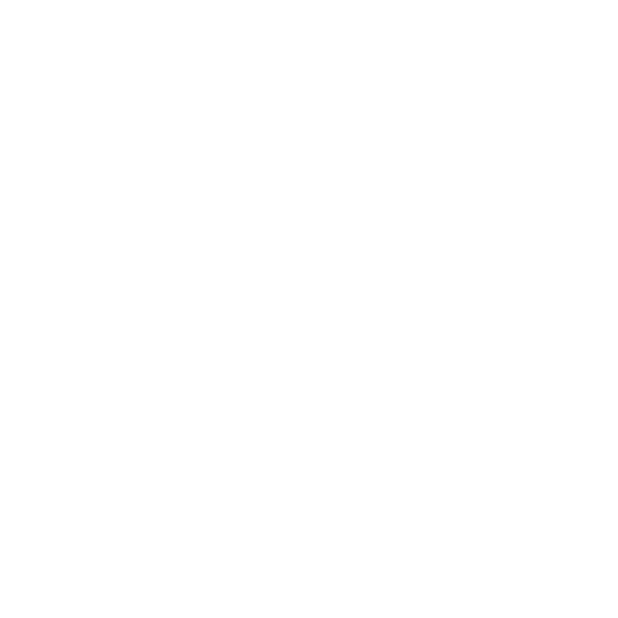
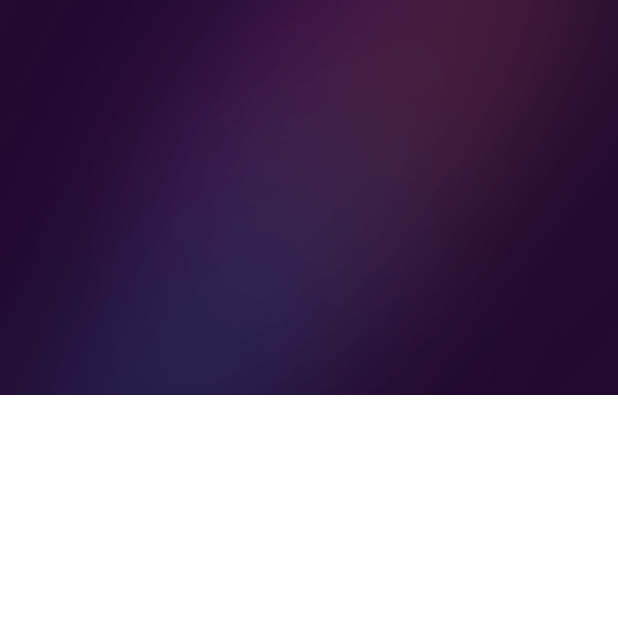
Before and after one commit to maykon3/my-bank, an Android app built with Jetpack Compose: the screen it shows after launch (MainActivity), on a phone screen of 412 x 824 dp, the top half of it. Before the commit the part shown is empty. Run offline under Robolectric (Android 15) with nearby library versions, the phone set to English and light mode, and no system bars.

Commit message:
style: backgroud cartoes

```diff
--- a/app/src/main/java/com/example/mybank/MainActivity.kt
+++ b/app/src/main/java/com/example/mybank/MainActivity.kt
@@ -1,19 +1,30 @@
 package com.example.mybank
 
 import android.os.Bundle
+import android.text.Layout
 import androidx.activity.ComponentActivity
 import androidx.activity.compose.setContent
 import androidx.activity.enableEdgeToEdge
 import androidx.compose.foundation.background
+import androidx.compose.foundation.layout.Arrangement
+import androidx.compose.foundation.layout.Box
 import androidx.compose.foundation.layout.Column
 import androidx.compose.foundation.layout.fillMaxSize
+import androidx.compose.foundation.layout.fillMaxWidth
 import androidx.compose.foundation.layout.padding
+import androidx.compose.foundation.layout.size
+import androidx.compose.foundation.layout.width
 import androidx.compose.material3.Scaffold
 import androidx.compose.material3.Text
 import androidx.compose.runtime.Composable
+import androidx.compose.ui.Alignment
 import androidx.compose.ui.Modifier
+import androidx.compose.ui.draw.paint
 import androidx.compose.ui.graphics.Color
+import androidx.compose.ui.layout.ContentScale
+import androidx.compose.ui.res.painterResource
 import androidx.compose.ui.tooling.preview.Preview
+import androidx.compose.ui.unit.dp
 import com.example.mybank.ui.theme.MyBankTheme
 
 class MainActivity : ComponentActivity() {
@@ -22,19 +33,32 @@ class MainActivity : ComponentActivity() {
         enableEdgeToEdge()
         setContent {
             MyBankTheme {
-                    Inicio()
-                }
+                Inicio()
             }
         }
     }
+}
 
 
 @Composable
 fun Inicio() {
-    Column (
-        Modifier.fillMaxSize()
+    Column(
+        modifier = Modifier
+            .fillMaxSize()
             .background(Color.White)
-    ){
+
+    ) {
+        Box(
+            modifier = Modifier
+                .fillMaxWidth()
+                .paint(
+                    painterResource(id = R.drawable.bg_main_mobile),
+                    contentScale = ContentScale.Crop
+                    )
+
+        ) {
+
+        }
 
     }
 
```
Also changed, not shown: app/src/main/res/drawable/bg_main_mobile.png (added).
